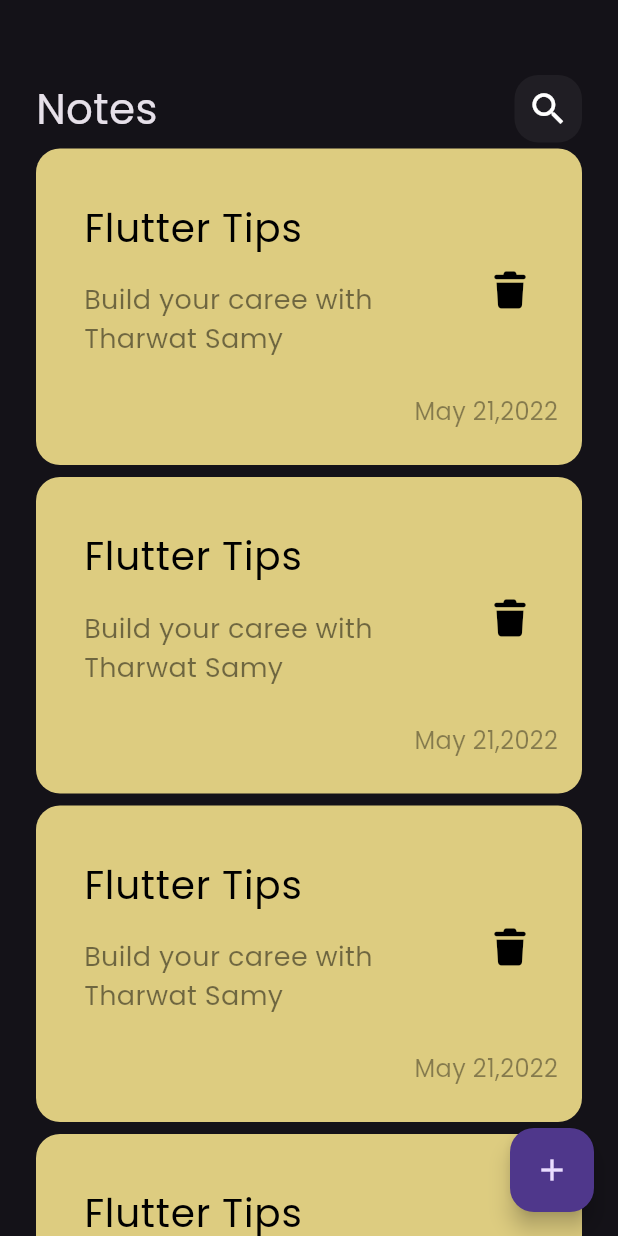
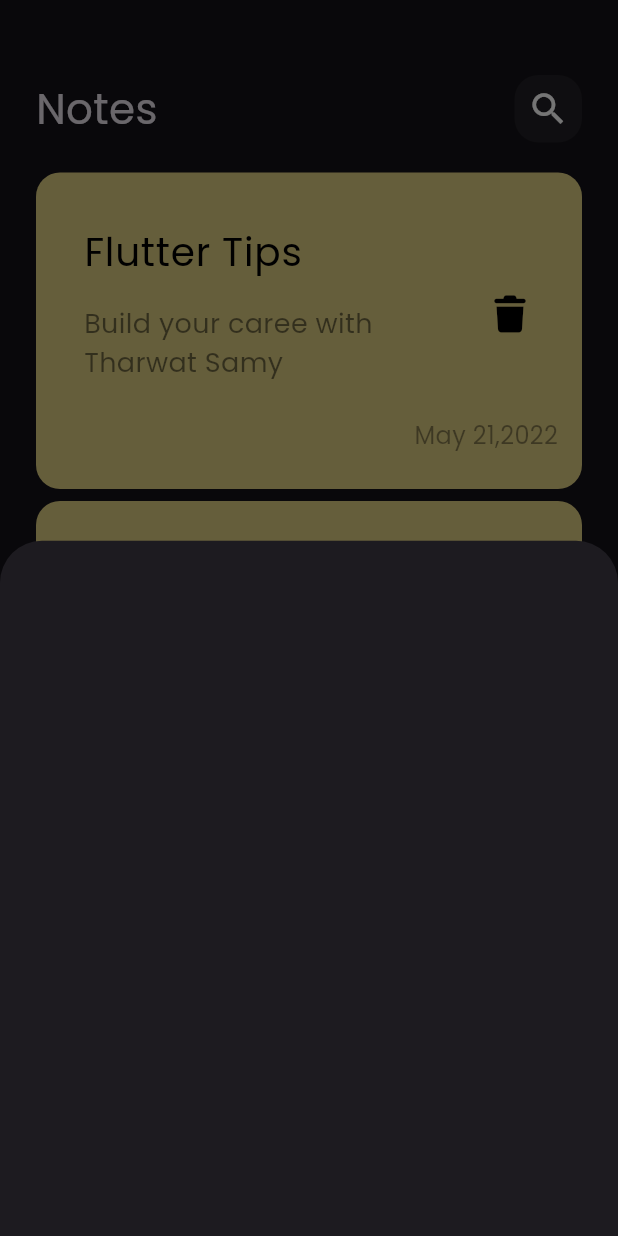
Before and after one commit to MouadKassid/notes_app, a Flutter app: the screen it shows after launch, after a tap on the "add" icon, on a phone screen of 412 x 824 dp. Run offline on Flutter 3.47's test engine with Material 3 defaults, Android fonts, the phone set to English and light mode, and no system bars; our stand-ins replace font_awesome_flutter.

Commit message:
show model bottom sheet

```diff
--- a/lib/views/notes_view.dart
+++ b/lib/views/notes_view.dart
@@ -1,4 +1,5 @@
 import 'package:flutter/material.dart';
+import 'package:notes_app/views/widgets/add_note_buttom_sheet.dart';
 import 'package:notes_app/views/widgets/notes_view_body.dart';
 
 class NotesView extends StatelessWidget {
@@ -8,7 +9,14 @@ class NotesView extends StatelessWidget {
   Widget build(BuildContext context) {
     return Scaffold(
       floatingActionButton: FloatingActionButton(
-        onPressed: () {},
+        onPressed: () {
+          showModalBottomSheet(
+            context: context,
+            builder: (context) {
+              return const AddnoteButtomSheet();
+            },
+          );
+        },
         child: const Icon(Icons.add),
       ),
       body: const NotesViewBody(),
--- /dev/null
+++ b/lib/views/widgets/add_note_buttom_sheet.dart
@@ -0,0 +1,10 @@
+import 'package:flutter/material.dart';
+
+class AddnoteButtomSheet extends StatelessWidget {
+  const AddnoteButtomSheet({super.key});
+
+  @override
+  Widget build(BuildContext context) {
+    return Container();
+  }
+}
--- a/lib/views/widgets/notes_list_view.dart
+++ b/lib/views/widgets/notes_list_view.dart
@@ -5,13 +5,17 @@ class NoteslistView extends StatelessWidget {
   const NoteslistView({super.key});
   @override
   Widget build(BuildContext context) {
-    return ListView.builder(
+    return Padding(
+      padding: const EdgeInsets.symmetric(vertical: 16),
+      child: ListView.builder(
+        padding: EdgeInsets.zero,
         itemBuilder: (context, index) {
           return const Padding(
             padding: EdgeInsets.symmetric(vertical: 4),
             child: NoteItem(),
           );
         },
+      ),
     );
   }
 }
```
Lines whose indentation alone changed are shown as unchanged.
